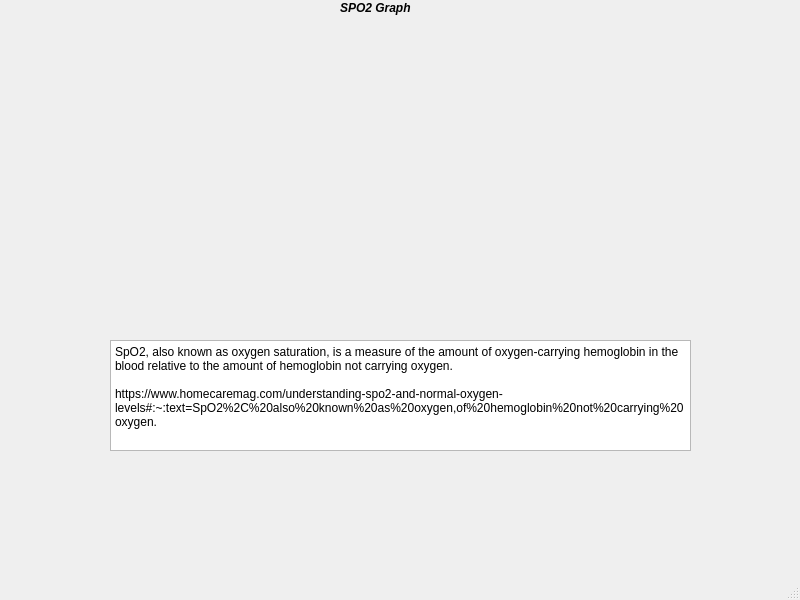
Old version of the form CyberBox/spo2main.ui in the repository RoysGit227/Software2Project.
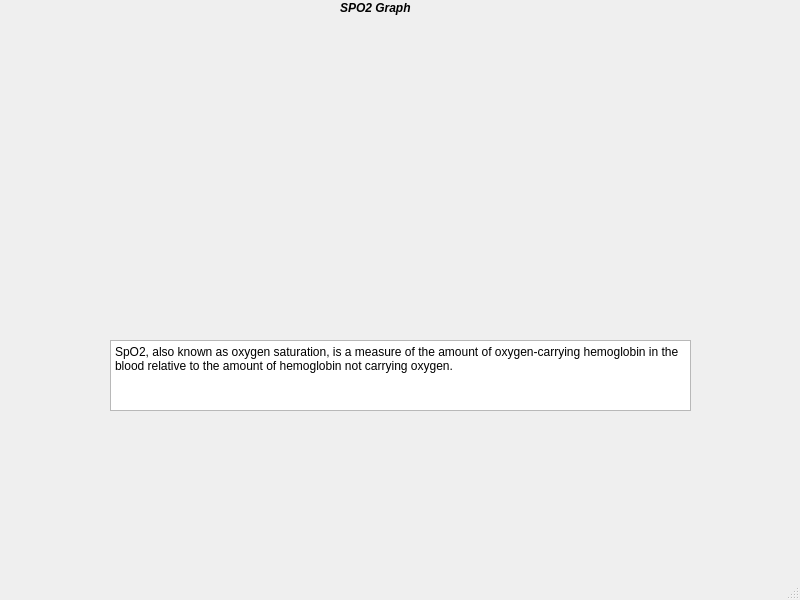
New version of the form. Custom widgets are drawn as their Qt base class.

```diff
--- a/CyberBox/spo2main.ui
+++ b/CyberBox/spo2main.ui
@@ -46,13 +46,13 @@
       <x>110</x>
       <y>340</y>
       <width>581</width>
-      <height>111</height>
+      <height>71</height>
      </rect>
     </property>
     <property name="plainText">
      <string>SpO2, also known as oxygen saturation, is a measure of the amount of oxygen-carrying hemoglobin in the blood relative to the amount of hemoglobin not carrying oxygen.
 
-https://www.homecaremag.com/understanding-spo2-and-normal-oxygen-levels#:~:text=SpO2%2C%20also%20known%20as%20oxygen,of%20hemoglobin%20not%20carrying%20oxygen.</string>
+</string>
     </property>
    </widget>
   </widget>
```
Left out of the diff: 2 changed lines with no effect on the pictures.
